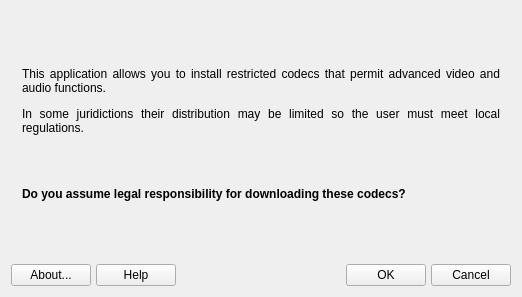
This is mxcodecs.ui in AdrianTM/mx-codecs as Qt 5 draws it before an edit. The edited form follows.
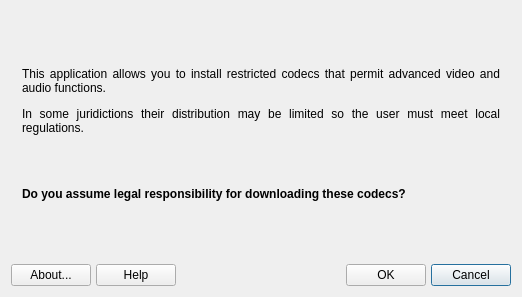
This is the edited form. Icons and pictures are not drawn.

The edit to the form file:
```diff
--- a/mxcodecs.ui
+++ b/mxcodecs.ui
@@ -105,7 +105,10 @@
         <string>Alt+N</string>
        </property>
        <property name="autoDefault">
-        <bool>false</bool>
+        <bool>true</bool>
+       </property>
+       <property name="default">
+        <bool>true</bool>
        </property>
       </widget>
      </item>
```
Left out of the diff: 6 changed lines with no effect on the pictures.
